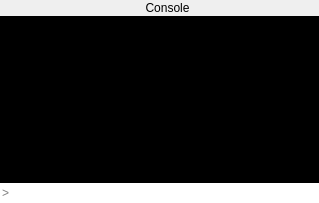
The window that gui_console.ui (FrankMamuda/ketoevent) describes before a commit, drawn with Qt 5.
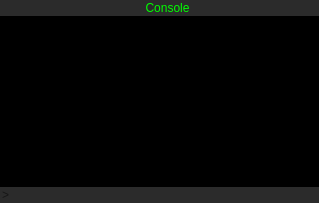
The same window after the commit. Icons and pictures are not drawn. Custom widgets are drawn as their Qt base class.

```diff
--- a/gui_console.ui
+++ b/gui_console.ui
@@ -20,6 +20,9 @@
   <property name="windowOpacity">
    <double>0.800000000000000</double>
   </property>
+  <property name="styleSheet">
+   <string notr="true">background-color:rgb(43, 43, 43);</string>
+  </property>
   <property name="sizeGripEnabled">
    <bool>false</bool>
   </property>
@@ -71,6 +74,9 @@
      </item>
      <item>
       <widget class="QLabel" name="title">
+       <property name="styleSheet">
+        <string notr="true">color:rgb(0, 255, 0);</string>
+       </property>
        <property name="text">
         <string>Console</string>
        </property>
```
